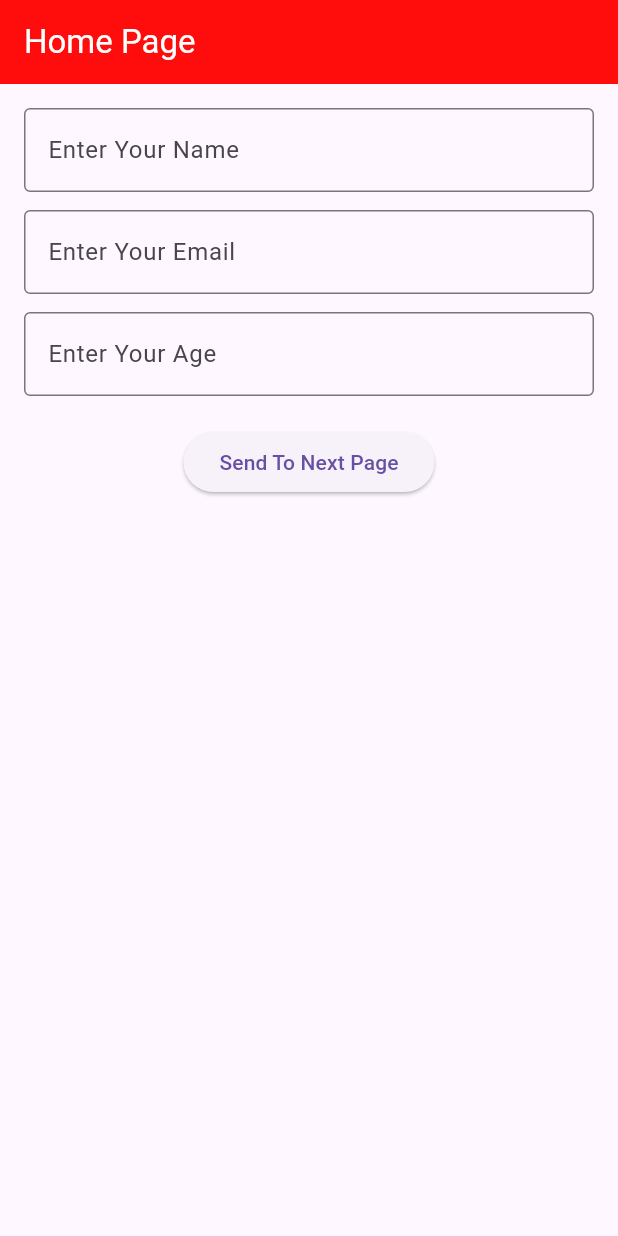
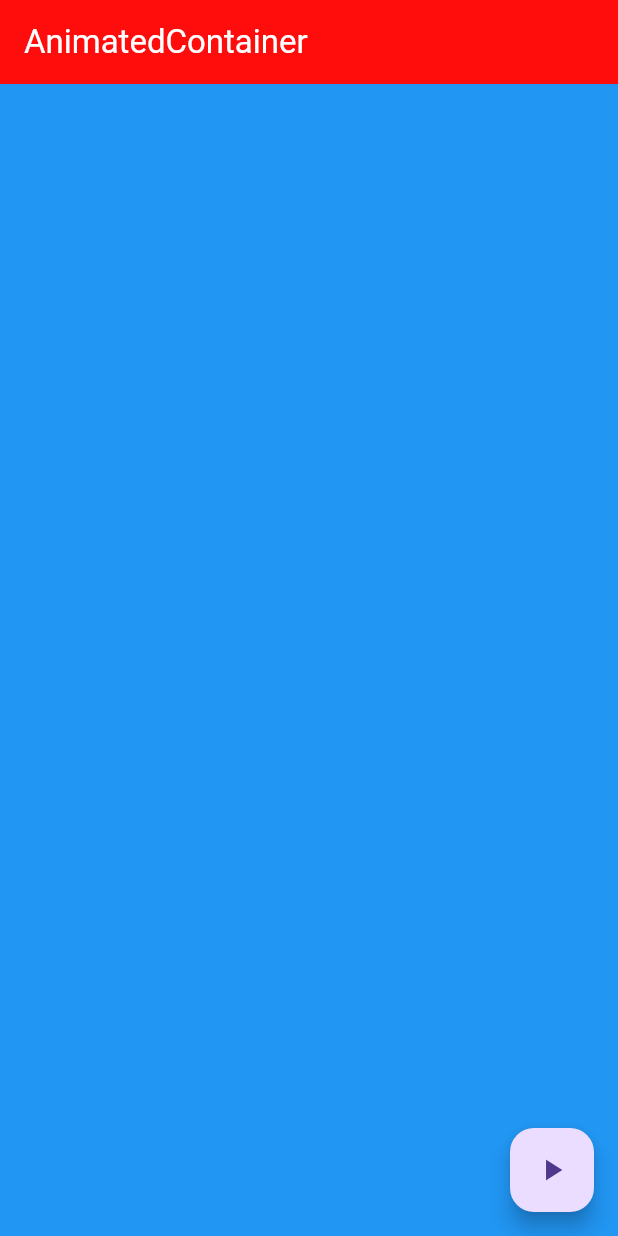
Before and after one commit to KodewithArun/Flutter-Complete-Learning---Arun, a Flutter app: the screen it shows after launch, on a phone screen of 412 x 824 dp. Run offline on Flutter 3.47's test engine with Material 3 defaults, Android fonts, the phone set to English and light mode, and no system bars; our stand-ins replace flutter_svg.

Commit message:
day12: understand about the animation container

```diff
--- a/lib/screens/home_page.dart
+++ b/lib/screens/home_page.dart
@@ -1,103 +1,39 @@
 import 'package:flutter/material.dart';
-import 'package:flutter_application_1/screens/user_detail_screen.dart';
-
-class User {
-  final String name;
-  final String email;
-  final int age;
-
-  User({required this.name, required this.email, required this.age});
-}
 
 class HomePage extends StatefulWidget {
   const HomePage({super.key});
 
   @override
-  _HomePageState createState() => _HomePageState();
+  State<HomePage> createState() => _HomePageState();
 }
 
 class _HomePageState extends State<HomePage> {
-  final _formKey = GlobalKey<FormState>();
+  double boxSize = 800;
+  Color boxColor = Colors.blue;
 
-  final TextEditingController nameController = TextEditingController();
-  final TextEditingController emailController = TextEditingController();
-  final TextEditingController ageController = TextEditingController();
+  void animateBox() {
+    setState(() {
+      boxSize = boxSize == 800 ? 200 : 800;
+      boxColor = boxColor == Colors.blue ? Colors.red : Colors.blue;
+    });
+  }
 
   @override
   Widget build(BuildContext context) {
     return Scaffold(
-      appBar: AppBar(title: const Text("Home Page")),
-      body: Padding(
-        padding: const EdgeInsets.all(16),
-        child: Form(
-          key: _formKey,
-          child: Column(
-            children: [
-              TextFormField(
-                controller: nameController,
-                decoration: const InputDecoration(
-                  labelText: "Enter Your Name",
-                  border: OutlineInputBorder(),
-                ),
-                validator: (value) {
-                  if (value == null || value.isEmpty) {
-                    return "Name is required";
-                  }
-                  return null;
-                },
-              ),
-              const SizedBox(height: 12),
-              TextFormField(
-                controller: emailController,
-                decoration: const InputDecoration(
-                  labelText: "Enter Your Email",
-                  border: OutlineInputBorder(),
-                ),
-                validator: (value) {
-                  if (value == null || !value.contains('@')) {
-                    return "Enter a valid email";
-                  }
-                  return null;
-                },
-              ),
-              const SizedBox(height: 12),
-              TextFormField(
-                controller: ageController,
-                decoration: const InputDecoration(
-                  labelText: "Enter Your Age",
-                  border: OutlineInputBorder(),
-                ),
-                keyboardType: TextInputType.number,
-                validator: (value) {
-                  if (value == null || int.tryParse(value) == null) {
-                    return "Enter a valid age";
-                  }
-                  return null;
-                },
-              ),
-              const SizedBox(height: 20),
-              ElevatedButton(
-                child: const Text("Send To Next Page"),
-                onPressed: () {
-                  if (_formKey.currentState!.validate()) {
-                    final user = User(
-                      name: nameController.text,
-                      email: emailController.text,
-                      age: int.parse(ageController.text),
-                    );
-
-                    Navigator.push(
-                      context,
-                      MaterialPageRoute(
-                        builder: (context) => UserDetailScreen(user: user),
-                      ),
-                    );
-                  }
-                },
-              ),
-            ],
-          ),
+      appBar: AppBar(title: const Text('AnimatedContainer')),
+      body: Center(
+        child: AnimatedContainer(
+          duration: const Duration(seconds: 1),
+          curve: Curves.easeInOut,
+          width: boxSize,
+          height: boxSize,
+          color: boxColor,
         ),
+      ),
+      floatingActionButton: FloatingActionButton(
+        onPressed: animateBox,
+        child: const Icon(Icons.play_arrow),
       ),
     );
   }
```
Also changed, not shown: lib/screens/user_detail_screen.dart (deleted, +0 -28 lines).
